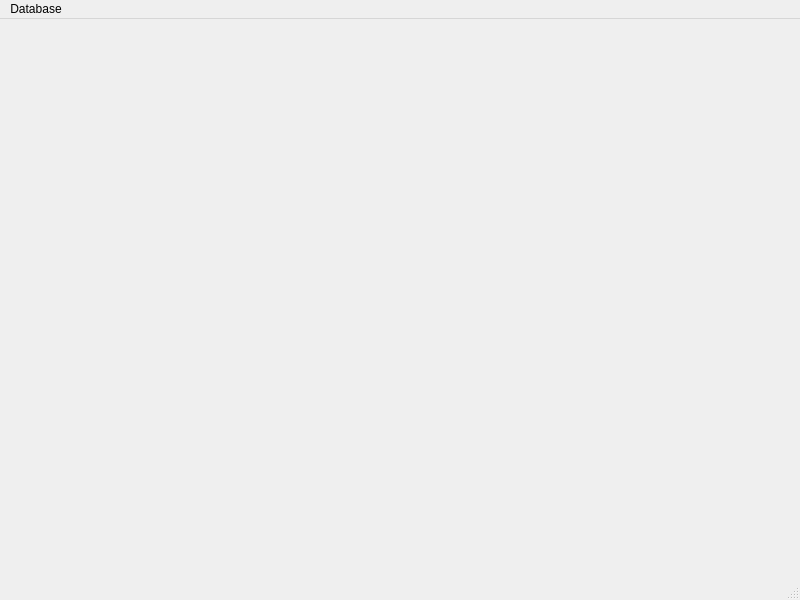
The window that interviewUI.ui (garekkream/interviewDB) describes before a commit, drawn with Qt 5.
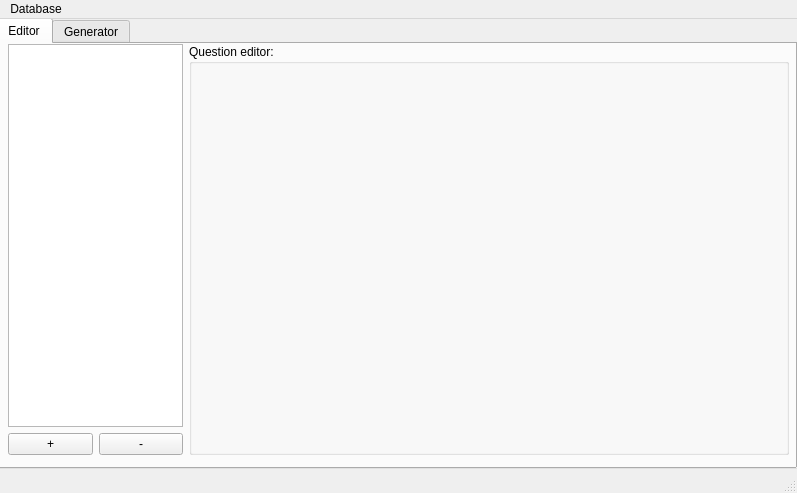
The same window after the commit.

The edit to the form file:
```diff
--- a/interviewUI.ui
+++ b/interviewUI.ui
@@ -6,21 +6,114 @@
    <rect>
     <x>0</x>
     <y>0</y>
-    <width>800</width>
-    <height>600</height>
+    <width>797</width>
+    <height>493</height>
    </rect>
   </property>
   <property name="windowTitle">
    <string>MainWindow</string>
   </property>
-  <widget class="QWidget" name="centralwidget"/>
+  <widget class="QWidget" name="centralwidget">
+   <widget class="QTabWidget" name="tabWidget">
+    <property name="geometry">
+     <rect>
+      <x>-4</x>
+      <y>-1</y>
+      <width>801</width>
+      <height>451</height>
+     </rect>
+    </property>
+    <property name="currentIndex">
+     <number>0</number>
+    </property>
+    <widget class="QWidget" name="tabEditor">
+     <attribute name="title">
+      <string>Editor</string>
+     </attribute>
+     <widget class="QWidget" name="horizontalLayoutWidget">
+      <property name="geometry">
+       <rect>
+        <x>10</x>
+        <y>0</y>
+        <width>781</width>
+        <height>411</height>
+       </rect>
+      </property>
+      <layout class="QHBoxLayout" name="horizontalEditorMain">
+       <property name="sizeConstraint">
+        <enum>QLayout::SetDefaultConstraint</enum>
+       </property>
+       <item>
+        <layout class="QVBoxLayout" name="verticalQuestions">
+         <property name="sizeConstraint">
+          <enum>QLayout::SetDefaultConstraint</enum>
+         </property>
+         <item>
+          <widget class="QListWidget" name="listQuestions">
+           <property name="maximumSize">
+            <size>
+             <width>200</width>
+             <height>16777215</height>
+            </size>
+           </property>
+          </widget>
+         </item>
+         <item>
+          <layout class="QHBoxLayout" name="horizontal">
+           <property name="spacing">
+            <number>6</number>
+           </property>
+           <property name="bottomMargin">
+            <number>0</number>
+           </property>
+           <item>
+            <widget class="QPushButton" name="pushAdd">
+             <property name="text">
+              <string>+</string>
+             </property>
+            </widget>
+           </item>
+           <item>
+            <widget class="QPushButton" name="pushDel">
+             <property name="text">
+              <string>-</string>
+             </property>
+            </widget>
+           </item>
+          </layout>
+         </item>
+        </layout>
+       </item>
+       <item>
+        <widget class="QGroupBox" name="groupQuestion">
+         <property name="minimumSize">
+          <size>
+           <width>600</width>
+           <height>0</height>
+          </size>
+         </property>
+         <property name="title">
+          <string>Question editor:</string>
+         </property>
+        </widget>
+       </item>
+      </layout>
+     </widget>
+    </widget>
+    <widget class="QWidget" name="tabGenerator">
+     <attribute name="title">
+      <string>Generator</string>
+     </attribute>
+    </widget>
+   </widget>
+  </widget>
   <widget class="QMenuBar" name="menubar">
    <property name="geometry">
     <rect>
      <x>0</x>
      <y>0</y>
-     <width>800</width>
-     <height>25</height>
+     <width>797</width>
+     <height>22</height>
     </rect>
    </property>
    <widget class="QMenu" name="menuDatabase">
```
